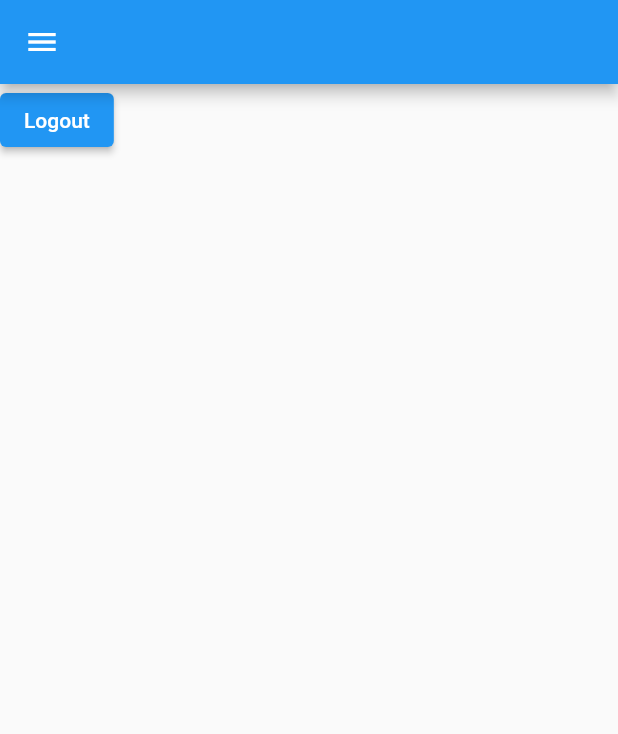
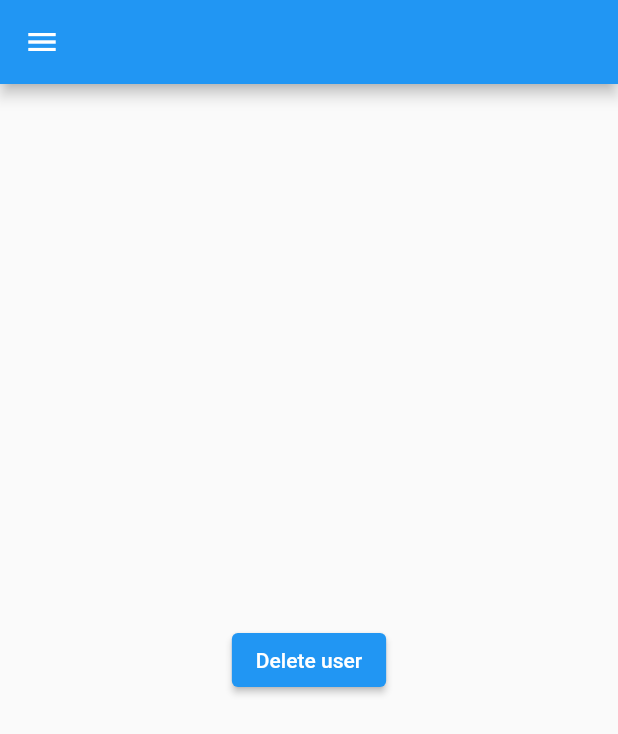
Before and after one commit to perzend/study, a Flutter app: the SettingsPage screen opened by its route, on a phone screen of 412 x 824 dp. Shown: the top 734 px of the screen. Run offline on Flutter 3.47's test engine with Material 2 defaults, Android fonts, the phone set to English and light mode, and no system bars; our stand-ins replace flutter_secure_storage, shared_preferences, toggle_switch, weather_icons; accounts and stored records are empty.

Commit message:
Добавлена кнопка удаления пользователя

```diff
--- a/ufa/module-2/final_project/lib/module/settings_view.dart
+++ b/ufa/module-2/final_project/lib/module/settings_view.dart
@@ -3,8 +3,10 @@ import 'package:final_project/services/secure_storage.dart';
 import 'package:final_project/widgets/drawer.dart';
 import 'package:flutter/material.dart';
 
+
+// При нажатии на кнопку удаляем все данные в сторадже и переходим на страницу авторизации
 class SettingsPage extends StatelessWidget {
-   SettingsPage({Key? key}) : super(key: key);
+  SettingsPage({Key? key}) : super(key: key);
 
   static const String routeName = '/settings';
 
@@ -15,14 +17,13 @@ class SettingsPage extends StatelessWidget {
     return Scaffold(
       drawer: NavDrawer(),
       appBar: AppBar(),
-      body: Column(
-        children: [
-          ElevatedButton(
-              onPressed: () {
-
-              },
-              child: Text('Logout'))
-        ],
+      body: Center(
+        child: ElevatedButton(
+            onPressed: () {
+              _secureStorage.deleteAll();
+              Navigator.pushReplacementNamed(context, Routes.authPage);
+            },
+            child: const Text('Delete user')),
       ),
     );
   }
```
